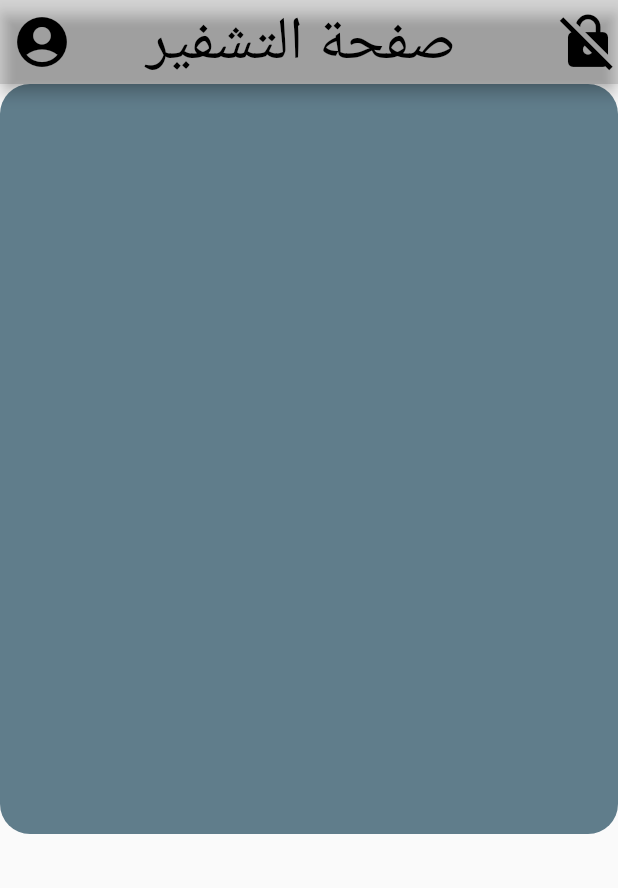
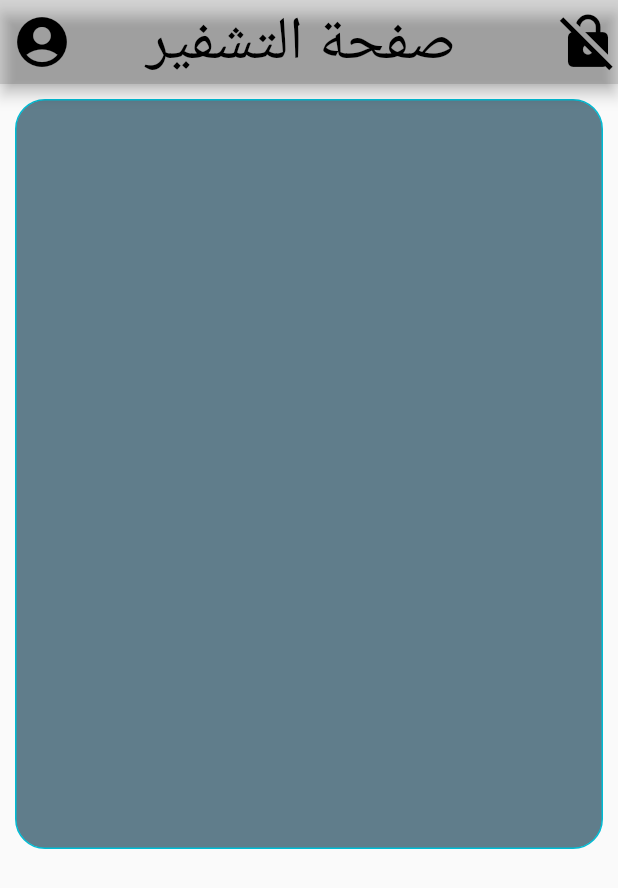
Before and after one commit to salahalddinn/project_flutter, a Flutter app: the screen it shows after launch, on a phone screen of 412 x 824 dp. Shown: the top 888 px of the screen. Run offline on Flutter 3.47's test engine with Material 2 defaults, Android fonts, the light colour scheme and no system bars.

Commit message:
change in container in margin edgeInsets.all(10)

```diff
--- a/lib/main.dart
+++ b/lib/main.dart
@@ -31,11 +31,13 @@ class screan1 extends StatelessWidget {
       body: Column(
         children: [
           Container(
+            margin: EdgeInsets.all(10),
             width: double.infinity,
             height: 500,
             decoration: BoxDecoration(
               borderRadius: BorderRadius.circular(20),
               color: Colors.blueGrey,
+              border: Border.all(color: Colors.cyan),
             ),
             child: Column(
               children: [
```
